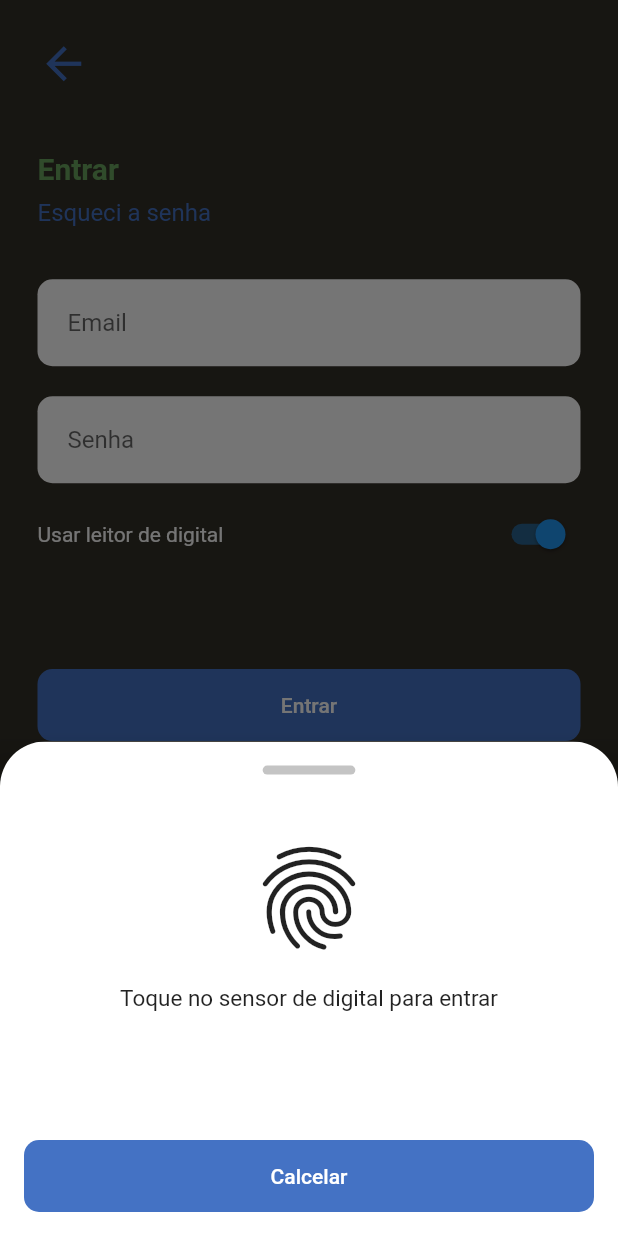
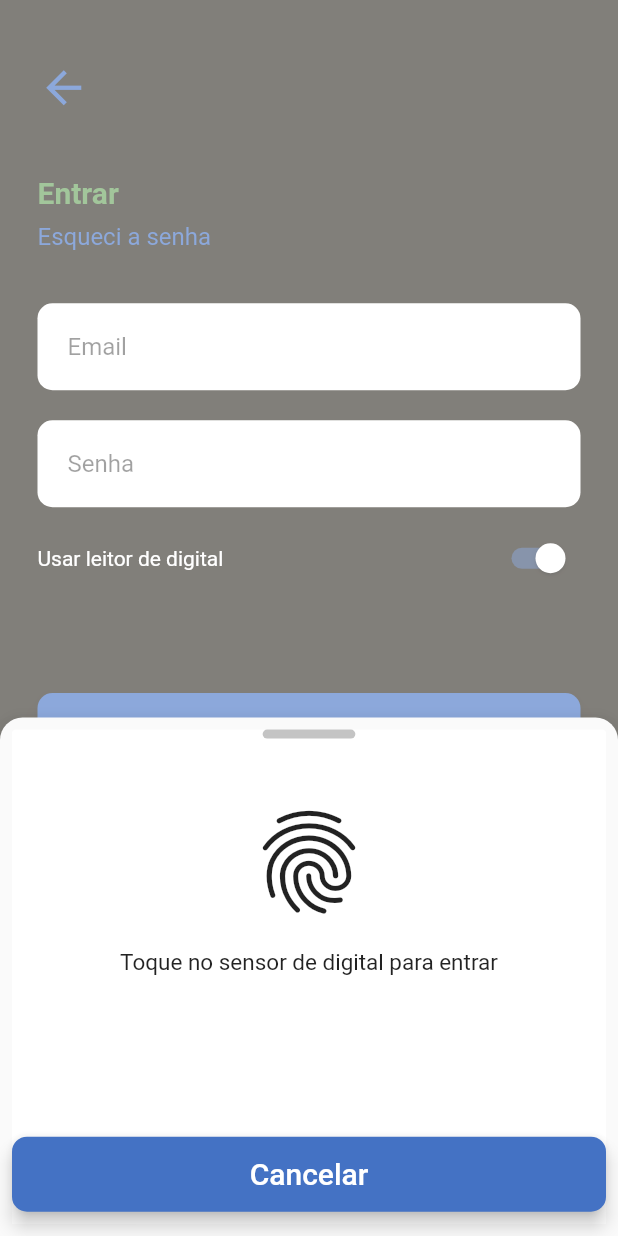
Before and after one commit to Gustavotc/psel-shinier-2021, a Flutter app: the screen it shows after launch, after a tap on "Entrar", on a phone screen of 412 x 824 dp. Run offline on Flutter 3.47's test engine with Material 2 defaults, Android fonts, the phone set to English and light mode, and no system bars.

Commit message:
Fix commit: Login page: new switch function, new background color when fingerprint page is on, new switch colors, textfield new variable, Widget CustomButton now returns a MaterialButton and spelling corrections

```diff
--- a/lib/Screens/Login/components/body.dart
+++ b/lib/Screens/Login/components/body.dart
@@ -12,12 +12,10 @@ class Body extends StatefulWidget {
 }
 
 class _BodyState extends State<Body> {
-
   bool _useFingerPrint = true;
 
   @override
   Widget build(BuildContext context) {
-
     Size size = MediaQuery.of(context).size; //Screen Size
     //Switch variable
 
@@ -29,24 +27,35 @@ class _BodyState extends State<Body> {
         child: Column(
           crossAxisAlignment: CrossAxisAlignment.start,
           children: <Widget>[
-            Icon(
+            Padding(
+              padding: const EdgeInsets.only(top: 16.0),
+              child: Icon(
                 Icons.arrow_back,
                 color: Color(0xff4472C4),
                 size: 35,
               ),
-            SizedBox(height: size.height * 0.05,), //Space between arrow Icon and Login text
-            TextLogin(),                           //Simple Text
-            SizedBox(height: size.height * 0.01,), //Space between Login text and Forgot  my password text
-            ForgotPasswordButton(onTap: (){},),
-            SizedBox(height: size.height * 0.03,),
+            ),
+            SizedBox(
+              height: size.height * 0.05,
+            ), //Space between arrow Icon and Login text
+            TextLogin(), //Simple Text
+            SizedBox(
+              height: size.height * 0.01,
+            ), //Space between Login text and Forgot  my password text
+            ForgotPasswordButton(
+              onTap: () {},
+            ),
+            SizedBox(
+              height: size.height * 0.03,
+            ),
             CustomTextField(
               hint: "Email",
-              onChanged: (value) { /* To-Do onChanged */ },
+              onChanged: (value) {/* To-Do onChanged */},
               password: false,
             ),
             CustomTextField(
               hint: "Senha",
-              onChanged: (value) { /* To-Do onChanged */ },
+              onChanged: (value) {/* To-Do onChanged */},
               password: true,
             ),
             Row(
@@ -57,8 +66,10 @@ class _BodyState extends State<Body> {
                 ),
                 Spacer(), //Space to fill the row
                 Switch(
+                  activeColor: Color(0xff4472C4),
+                  thumbColor: MaterialStateProperty.all(Color(0xFFFFFFFF)),
                   value: _useFingerPrint,
-                  onChanged: (bool value){
+                  onChanged: (bool value) {
                     setState(() {
                       _useFingerPrint = value;
                     });
@@ -66,15 +77,23 @@ class _BodyState extends State<Body> {
                 ),
               ],
             ),
-            SizedBox(height: size.height * 0.08,),
+            SizedBox(
+              height: size.height * 0.08,
+            ),
             CustomButton(
               text: "Entrar",
-              onPressed: (){ useFirgerPrintPage(context); },
+              onPressed: () {
+                FocusScope.of(context).unfocus(); //Removes the keyboard focus to close it (it prevents erros case the login fail)
+                _useFingerPrint
+                    ? useFirgerPrintPage(context)
+                    : () {
+                        /* To-Do onPressed case Switch is off */
+                      };
+              },
             ),
           ],
         ),
       ),
     );
   }
-
 }
--- a/lib/Screens/Login/components/use_fingerprint_page.dart
+++ b/lib/Screens/Login/components/use_fingerprint_page.dart
@@ -2,21 +2,28 @@ import 'package:flutter/material.dart';
 import 'package:psel_shinier_2021/components/CustomButton.dart';
 
 void useFirgerPrintPage(context) {
-
   Size size = MediaQuery.of(context).size;
 
   showModalBottomSheet(
-      backgroundColor: Colors.transparent,
+      shape: RoundedRectangleBorder(
+          borderRadius: BorderRadius.only(
+        topLeft: Radius.circular(15),
+        topRight: Radius.circular(15),
+      )),
+      barrierColor: Colors.white38,
       elevation: 10,
       context: context,
       builder: (BuildContext bc) {
         return ClipRRect(
-          borderRadius: BorderRadius.only(topLeft: Radius.circular(30),topRight: Radius.circular(30) ),
+          borderRadius: BorderRadius.only(
+              topLeft: Radius.circular(30), topRight: Radius.circular(30)),
+          child: Padding(
+            padding: EdgeInsets.all(8),
             child: Container(
               color: Colors.white,
-            height: MediaQuery.of(context).size.height * 0.4,
+              height: MediaQuery.of(context).size.height * 0.4, //Height of the page
               child: Padding(
-              padding: const EdgeInsets.all(16.0),
+                padding: EdgeInsets.all(0),
                 child: Column(
                   crossAxisAlignment: CrossAxisAlignment.center,
                   children: <Widget>[
@@ -25,28 +32,36 @@ void useFirgerPrintPage(context) {
                       height: 6,
                       decoration: BoxDecoration(
                           color: Color(0xffC4C4C4),
-                      borderRadius: BorderRadius.circular(30)
+                          borderRadius: BorderRadius.circular(30)),
                     ),
+                    SizedBox(
+                        height: size.height *
+                            0.05), //Space between Container and Icon
+                    Icon(Icons.fingerprint, size: size.width * 0.2),
+                    SizedBox(
+                        height:
+                            size.height * 0.02), //Space between Icon and Text
+                    Text(
+                      "Toque no sensor de digital para entrar",
+                      style: TextStyle(fontSize: 15),
                     ),
-                  SizedBox(height: size.height * 0.05),           //Space between Container and Icon
-                  Icon(
-                    Icons.fingerprint, size: size.width * 0.2
-                  ),
-                  SizedBox(height: size.height * 0.02),           //Space between Icon and Text
-                  Text("Toque no sensor de digital para entrar",
-                    style: TextStyle(
-                      fontSize: 15),
+                    SizedBox(
+                      height: size.height * 0.01,
                     ),
                     Spacer(),
                     CustomButton(
-                      text: "Calcelar",
-                      onPressed: (){Navigator.pop(context);}
-                      ),
+                        text: "Cancelar",
+                        onPressed: () {
+                          Navigator.pop(context);
+                        }),
+                    SizedBox(
+                        height: size.height *
+                            0.01), //Space between Text and Bottom border
                   ],
                 ),
               ),
             ),
+          ),
         );
+      });
 }
-      );
-  }
--- a/lib/components/CustomButton.dart
+++ b/lib/components/CustomButton.dart
@@ -2,8 +2,7 @@ import 'package:flutter/material.dart';
 
 // Class to create a custom Button
 class CustomButton extends StatelessWidget {
-
-  final String text;        //Button text
+  final String text; //Button text
   final Function onPressed; //On pressed function
 
   //Constructor with required parameters
@@ -15,26 +14,25 @@ class CustomButton extends StatelessWidget {
 
   @override
   Widget build(BuildContext context) {
-
     Size size = MediaQuery.of(context).size; //Screen size variable
 
-    return Container(
-      decoration: BoxDecoration(
-        color: Color(0xff4472C4),
-        borderRadius: BorderRadius.circular(10),
+    return MaterialButton(
+      elevation: 5,
+      shape: RoundedRectangleBorder(borderRadius: BorderRadius.circular(10)),
+      minWidth: size.width,
+      height: 50,
+      color: Color(0xff4472C4),
+      child: Text(
+        text,
+        style: TextStyle(
+          color: Colors.white,
+          fontSize: 20,
+        ),
       ),
-      width: size.width,   //Sets the maximum screen width
-      child: TextButton(
-        onPressed: () {
-          onPressed();      //Sets the function received by the constructor
-        },
-        child: Text(
-          text,             //Sets the text received by the constructor
-          style: TextStyle(
-            color: Colors.white
-            ),
-        ),
-        ),
+      onPressed: () {
+        onPressed();
+      },
+      splashColor: Colors.lightBlue,
     );
   }
 }
--- a/lib/components/CustomTextField.dart
+++ b/lib/components/CustomTextField.dart
@@ -2,12 +2,10 @@ import 'package:flutter/material.dart';
 
 // Class to create a custom TextField
 class CustomTextField extends StatelessWidget {
-
-
   //Variables
-  final String hint;              // Hint Text
-  final ValueChanged onChanged;   // On Valeu changed Function
-  final bool password;            // Obscure text verification
+  final String hint; // Hint Text
+  final ValueChanged onChanged; // On Valeu changed Function
+  final bool password; // Obscure text  and keyboardType verification
 
   //Constructor with required variables
   const CustomTextField({
@@ -21,27 +19,30 @@ class CustomTextField extends StatelessWidget {
   Widget build(BuildContext context) {
     return TextFieldContainer(
       child: TextField(
-        obscureText: password ? true : false,     //If it's a passwoord, hides the text
-        keyboardType: TextInputType.emailAddress, //Defines the keyboard type
+        obscureText:
+            password ? true : false, //If it's a passwoord, hides the text
+        keyboardType: password
+            ? TextInputType.text
+            : TextInputType.emailAddress, //Defines the keyboard type
         decoration: InputDecoration(
-          hintText: hint,                         //Hint text received
+          hintText: hint, //Hint text received
           border: InputBorder.none,
         ),
-        onChanged: onChanged,                     //Value Changed Function received by the constructor
+        onChanged:
+            onChanged, //Value Changed Function received by the constructor
       ),
     );
   }
 }
 
 class TextFieldContainer extends StatelessWidget {
-
   final Widget child; //Final Widget (child) variable
 
   // Construtor passing widget (child)
-  const TextFieldContainer({
-    Key key,
-    @required this.child //Variable recieves the parameter
-  }) : super(key: key);
+  const TextFieldContainer(
+      {Key key, @required this.child //Variable recieves the parameter
+      })
+      : super(key: key);
 
   @override
   Widget build(BuildContext context) {
@@ -51,8 +52,8 @@ class TextFieldContainer extends StatelessWidget {
       decoration: BoxDecoration(
         color: Colors.white,
         borderRadius: BorderRadius.circular(10),
-        ),
-        child: child, //Child recieves the widget from the constructor
+      ),
+      child: child, //Child recieves the widget from the constructor
     );
   }
 }
```
Lines whose indentation alone changed are shown as unchanged.
